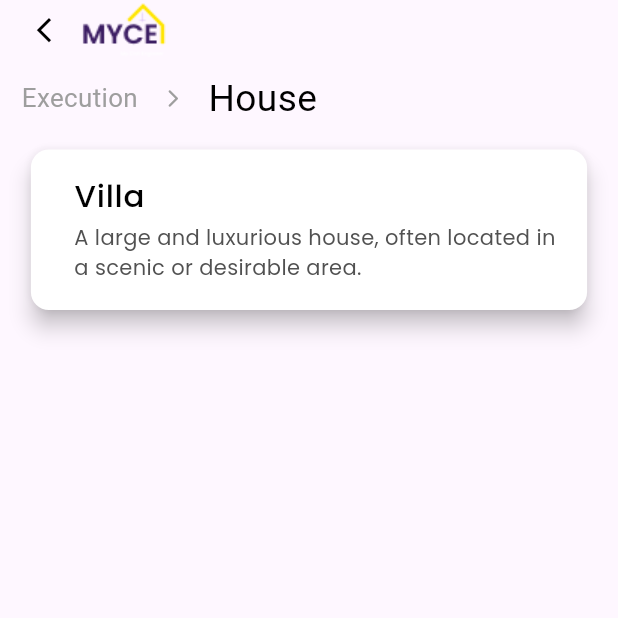
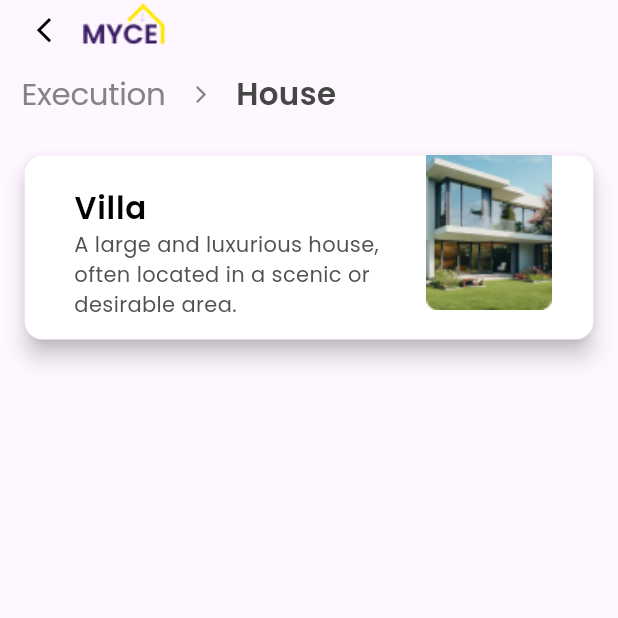
Before and after one commit to HariRags/MYCE, a Flutter app: the screen it shows after launch, on a phone screen of 412 x 824 dp, the top half of it. Run offline on Flutter 3.47's test engine with Material 3 defaults, Android fonts, the phone set to English and light mode, and no system bars; Roboto replaces fonts that are missing (Fraunces).

Commit message:
house page widgets made

```diff
--- a/lib/pages/house.dart
+++ b/lib/pages/house.dart
@@ -43,14 +43,14 @@ class  HouseState extends State <House> {
               ),
             ),
             Container(
-              margin: EdgeInsets.only(left:Responsive.width(3.5, context), bottom: Responsive.height(1.5, context),),
+              margin: EdgeInsets.only(left:Responsive.width(3.5, context), bottom: Responsive.height(3.2, context),),
               child: Row(
                 children: [
-                  Text('Execution', style: TextStyle(fontFamily:'Fraunces', fontSize: Responsive.height(2.1, context), color: Colors.grey),),
+                  Text('Execution', style: TextStyle(fontFamily:'Poppins', fontSize: Responsive.height(2.5, context), color: const Color.fromRGBO(132, 132, 132, 1),letterSpacing: -0.2),),
                   SizedBox(width: Responsive.width(4, context),),
-                  Icon(Icons.arrow_forward_ios_rounded, color: Colors.grey, size: Responsive.height(1.7, context),),
+                  Icon(Icons.arrow_forward_ios_rounded, color: const Color.fromRGBO(132, 132, 132, 1), size: Responsive.height(1.7, context),),
                   SizedBox(width: Responsive.width(4, context),),
-                  Text('House', style: TextStyle(fontFamily:'Fraunces', fontSize: Responsive.height(3, context), color: Colors.black),),
+                  Text('House', style: TextStyle(fontFamily:'Poppins', fontSize: Responsive.height(2.5, context), color:const Color.fromRGBO(70, 70, 70, 1), fontWeight: FontWeight.w600),),
                 ],
               ) ,
             ),
@@ -61,20 +61,48 @@ class  HouseState extends State <House> {
                     InkWell(
                       onTap:(){},
                       child: Card(
+                        margin: EdgeInsets.only(left: Responsive.width(4, context), right: Responsive.width(4, context), bottom: Responsive.height(2, context)),
                         elevation: 6,
                         surfaceTintColor: Colors.white,
                         color: Colors.white,
-                        child: Container(
-                          padding: EdgeInsets.fromLTRB(Responsive.width(7,context), Responsive.height(2, context), Responsive.width(5, context), Responsive.height(2, context)),
-                          height: Responsive.height(13, context),
-                          width: Responsive.width(90, context),
-                          child: Column(
-                            crossAxisAlignment: CrossAxisAlignment.start,
-                            children: [
-                            Text('Villa', style: TextStyle(fontFamily:'Poppins', fontSize: Responsive.height(2.5, context), color: Colors.black, fontWeight: FontWeight.w500, letterSpacing: 0.5),),
-                            SizedBox(height: Responsive.height(0.4, context),),
-                            Text('A large and luxurious house, often located in a scenic or desirable area.', style: TextStyle(fontFamily: 'Poppins', color: Color.fromRGBO(81, 81, 81, 1)),)
-                          ],),
+                        child: Row(
+                          crossAxisAlignment: CrossAxisAlignment.start,
+                          children: [
+                            Container(
+
+                              margin: EdgeInsets.only(bottom:Responsive.height(1, context),),
+                              width: Responsive.width(65, context),
+                              child: Column(
+                                crossAxisAlignment: CrossAxisAlignment.start,
+                                children: [
+                                  Padding(
+                                        padding: EdgeInsets.fromLTRB(
+                                          Responsive.width(8, context),
+                                          Responsive.height(2.5, context),
+                                          Responsive.width(5, context),
+                                          0,
+                                        ),
+                               child:  Text('Villa', style: TextStyle(fontFamily:'Poppins', fontSize: Responsive.height(2.5, context), color: Colors.black, fontWeight: FontWeight.w600, letterSpacing: 0.5),),
+                                  ),
+                                Padding(
+                                  padding:  EdgeInsets.fromLTRB(
+                                          Responsive.width(8, context),
+                                          0,
+                                          Responsive.width(5, context),
+                                          Responsive.height(0.6, context),
+                                        ),
+                                  child: Text('A large and luxurious house, often located in a scenic or desirable area.', style: TextStyle(fontFamily: 'Poppins', color: Color.fromRGBO(81, 81, 81, 1)),),
+                                )
+                              ],),
+                            ),
+                           Container(
+                            height: Responsive.height(12.5, context),
+                             child: Image.asset(
+                               'assets/images/villa_pic.png',
+                               fit: BoxFit.cover,
+                             ),
+                           ),
+                          ],
                         ),
                       ),
                     ),
--- a/pubspec.yaml
+++ b/pubspec.yaml
@@ -62,6 +62,7 @@ flutter:
   assets:
     - assets/images/burger_icon.png
     - assets/images/myce_back_icon.png
+    - assets/images/villa_pic.png
     - assets/images/homepage_folders/Execution.png
     - assets/images/homepage_folders/ProjectManagement.png
     - assets/images/homepage_folders/RealEstate.png
```
Also changed, not shown: assets/images/villa_pic.png (added).
